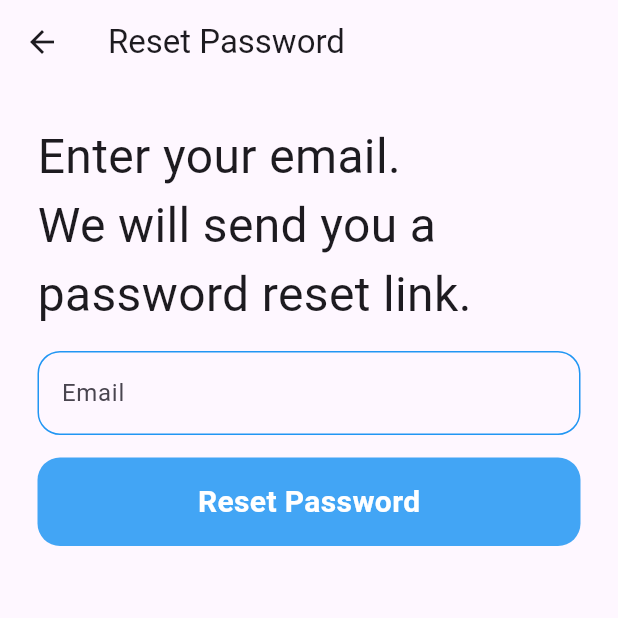
After one commit to asiripr/priolearn, a Flutter app: the ForgetPassword screen opened directly, on a phone screen of 412 x 824 dp, the top half of it. The commit adds this screen. Run offline on Flutter 3.47's test engine with Material 3 defaults, Android fonts, the phone set to English and light mode, and no system bars; our stand-ins replace firebase_auth, firebase_core; missing offline and left inert: molten_navigationbar_flutter; accounts and stored records are empty.

Commit message:
I created the basic functionalities of reset password screen

```diff
--- a/lib/authentication/foget_pw.dart
+++ /dev/null
@@ -1,43 +0,0 @@
-import 'package:firebase_auth/firebase_auth.dart';
-import 'package:flutter/material.dart';
-import 'package:group_13_priolearn/utils/button.dart';
-import 'package:group_13_priolearn/utils/text_field.dart';
-
-class FogetPassword extends StatefulWidget {
-  const FogetPassword ({super.key});
-
-  @override
-  State<FogetPassword > createState() => _FogetPasswordState();
-}
-
-class _FogetPasswordState extends State<FogetPassword > {
-final _emailController = TextEditingController();
-
-@override
-  void dispose() {
-    _emailController.dispose();
-    super.dispose();
-  }
-  Future _resetPassword() async{
-    try {
-      await FirebaseAuth.instance.sendPasswordResetEmail(email: _emailController.text.trim());
-    } on FirebaseAuthException catch (e) {
-      print(e);
-    }
-  }
-
-  @override
-  Widget build(BuildContext context) {
-    return MaterialApp(
-      home: Scaffold(
-        body: Column(
-          children: [
-            myTextField("Email", _emailController, false),
-            const SizedBox(height: 15,),
-            myButton(context, "Reset Password", _resetPassword as Function(BuildContext p1))
-          ],
-        ),
-      ),
-    );
-  }
-}
--- /dev/null
+++ b/lib/authentication/forget_pw.dart
@@ -0,0 +1,66 @@
+import 'package:firebase_auth/firebase_auth.dart';
+import 'package:firebase_core/firebase_core.dart';
+import 'package:flutter/material.dart';
+import 'package:group_13_priolearn/utils/button.dart';
+import 'package:group_13_priolearn/utils/colors.dart';
+import 'package:group_13_priolearn/utils/text_field.dart';
+
+class ForgetPassword extends StatefulWidget {
+  const ForgetPassword({super.key});
+
+  @override
+  State<ForgetPassword> createState() => _ForgetPasswordState();
+}
+
+class _ForgetPasswordState extends State<ForgetPassword> {
+  final _emailController = TextEditingController();
+
+  @override
+  void dispose() {
+    _emailController.dispose();
+    super.dispose();
+  }
+
+  Future resetPassword() async{
+    await FirebaseAuth.instance.sendPasswordResetEmail(email: _emailController.text.trim());
+  }
+  @override
+  Widget build(BuildContext context) {
+    Size size = MediaQuery.of(context).size;
+    return Scaffold(
+      appBar: AppBar(title: Text("Reset Password"),),
+      body: Padding(
+        padding: const EdgeInsets.all(25.0),
+        child: ListView(
+          children: [
+            const Text("Enter your email.  \nWe will send you a password reset link.", style: TextStyle(fontSize: 32),),
+            const SizedBox(height: 15,),
+            myTextField("Email", _emailController, false),
+            const SizedBox(height: 15,),
+            //ElevatedButton(onPressed: resetPassword, child: const Text("Reset Password", style: TextStyle(fontWeight: FontWeight.bold, fontSize: 20, color: Colors.white),)),
+            GestureDetector(
+              onTap: (){resetPassword();},
+              child: Container(
+                width: size.width,
+                padding: const EdgeInsets.symmetric(vertical: 15),
+                decoration: BoxDecoration(
+                  color: buttonColor,
+                  borderRadius: BorderRadius.circular(15)
+                ),
+                child: const Center(
+                  child: Text(
+                    "Reset Password",
+                    style: TextStyle(
+                      fontWeight: FontWeight.bold,
+                      color: Colors.white,
+                      fontSize: 20
+                    ),),
+                ),
+              ),
+            )
+          ],
+        ),
+      ),
+    );
+  }
+}
--- a/lib/authentication/sign_up.dart
+++ b/lib/authentication/sign_up.dart
@@ -74,7 +74,7 @@ class SignUp extends StatelessWidget {
                     Navigator.push(context,
                     MaterialPageRoute(builder: (context)=>Login()));
                   },
-                  child: Text("Log In", style: TextStyle(color: Colors.green.shade400),),
+                  child: Text("Log In", style: TextStyle(color: Colors.blue.shade400),),
                   )],
               )
             ],
--- a/lib/utils/button.dart
+++ b/lib/utils/button.dart
@@ -22,7 +22,7 @@ Container myButton(BuildContext context, String buttonName, Function(BuildContex
             style: const TextStyle(
               fontWeight: FontWeight.bold,
               color: Colors.white,
-              fontSize: 22
+              fontSize: 20
             ),
           ),
         ),
```
Also changed, not shown: lib/authentication/login.dart (+4 -4 lines).
